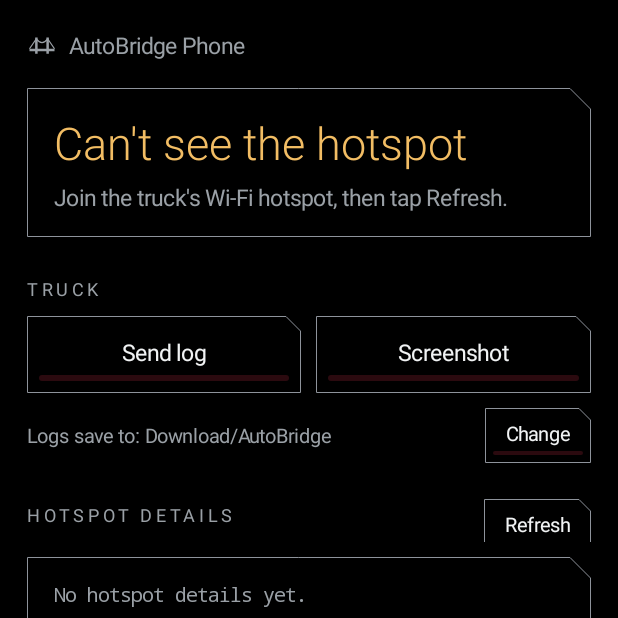
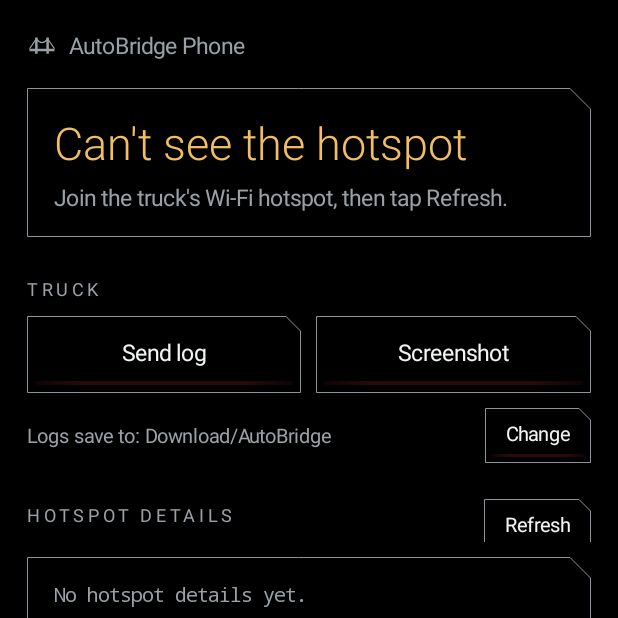
Before and after one commit to vlad8110/AutoBridge, an Android app: the screen it shows after launch (MainActivity), on a phone screen of 412 x 824 dp, the top half of it. Run offline under Robolectric (Android 15) with nearby library versions, the phone set to English and light mode, and no system bars; Roboto replaces fonts that are not available here.

Commit message:
release: 0.8.7 (gear starts in the bottom bar, layout names from the truck, Sierra EV Denali, phone lamps match)

```diff
--- a/app/src/main/java/dev/autobridge/BridgeService.kt
+++ b/app/src/main/java/dev/autobridge/BridgeService.kt
@@ -593,7 +593,10 @@ class BridgeService : Service() {
 
     private fun readCarInfo(props: CarPropertyManager): Array<String> {
         fun read(id: Int) = runCatching { props.getProperty<Any>(id, 0).value?.toString()?.trim() ?: "" }.getOrDefault("")
-        return arrayOf(read(VehiclePropertyIds.INFO_MAKE), read(VehiclePropertyIds.INFO_MODEL), read(VehiclePropertyIds.INFO_MODEL_YEAR))
+        val make = read(VehiclePropertyIds.INFO_MAKE)
+        // GM reports its internal code: name the truck the way the owner would.
+        val model = read(VehiclePropertyIds.INFO_MODEL).let { if (it == "BT1CG") "Sierra EV Denali" else it }
+        return arrayOf(make, model, read(VehiclePropertyIds.INFO_MODEL_YEAR))
             .also { Log.i(TAG, "truck for Android Auto: ${it.joinToString(" ").ifBlank { "not shared" }}") }
     }
 
--- a/app/src/main/java/dev/autobridge/Display.kt
+++ b/app/src/main/java/dev/autobridge/Display.kt
@@ -88,9 +88,9 @@ object Display {
         val tall = h >= 900 && ratio < 1.2
         return when {
             w >= 1240 && w > h && (ratio >= 1.67 || !tall) -> "Map beside cards"
-            tall -> "Map on top"
+            tall -> "Map on top, big cards"
             w >= 880 && ratio >= 1.67 -> "Map and side bar"
-            h >= 680 -> "Map and one card"
+            h >= 680 -> "Map on top, two cards"  // seen in the truck: 2012x1710 at 400
             else -> "One app at a time"
         }
     }
--- a/phone/src/main/java/dev/autobridge/phone/MainActivity.kt
+++ b/phone/src/main/java/dev/autobridge/phone/MainActivity.kt
@@ -55,7 +55,7 @@ class MainActivity : Activity() {
         text = label; gravity = Gravity.CENTER; maxLines = 1
         if (bold) typeface = Typeface.create("sans-serif-medium", Typeface.NORMAL)
         if (small) setPadding(dp(14), dp(8), dp(14), dp(11)) else setPadding(dp(16), dp(14), dp(16), dp(17))
-        val d = Chamfer(BLACK, OUTLINE, dp(if (small) 8 else 10).toFloat(), dp(1).toFloat()).apply { lamp = dp(if (small) 3 else 4).toFloat() }
+        val d = Chamfer(BLACK, OUTLINE, dp(if (small) 8 else 10).toFloat(), dp(1).toFloat()).apply { lamp = dp(if (small) 2 else 3).toFloat() /* thin, like the truck's */ }
         background = d
         val off = Runnable { d.lit = false; d.invalidateSelf() }
         setOnTouchListener { v, e ->
@@ -285,8 +285,14 @@ class MainActivity : Activity() {
             p.style = Paint.Style.STROKE; p.strokeWidth = w; p.color = stroke; c.drawPath(path, p)
             if (lamp > 0f) {
                 val inset = lamp * 2
-                p.style = Paint.Style.FILL; p.color = if (lit) LAMP_ON else LAMP_OFF
-                c.drawRoundRect(b.left + inset, b.bottom - inset - lamp, b.right - inset, b.bottom - inset, lamp / 2, lamp / 2, p)
+                val color = if (lit) LAMP_ON else LAMP_OFF
+                val l = b.left + inset; val r = b.right - inset
+                // A real lamp dims where its curved lens turns away at each end (as the truck app's lamps).
+                val dim = (color and 0xFFFFFF) or 0x55000000
+                p.style = Paint.Style.FILL
+                p.shader = android.graphics.LinearGradient(l, 0f, r, 0f, intArrayOf(dim, color, color, dim), floatArrayOf(0f, 0.2f, 0.8f, 1f), android.graphics.Shader.TileMode.CLAMP)
+                c.drawRoundRect(l, b.bottom - inset - lamp, r, b.bottom - inset, lamp / 2, lamp / 2, p)
+                p.shader = null
             }
         }
         override fun setAlpha(alpha: Int) {}
@@ -304,7 +310,7 @@ class MainActivity : Activity() {
         const val DIM = 0xFF5F6368.toInt()
         const val OUTLINE = 0xFF8E939B.toInt()
         const val LAMP_OFF = 0xFF2B0A0F.toInt()
-        const val LAMP_ON = 0xFFFF2A45.toInt()
+        const val LAMP_ON = 0xFFE8243C.toInt()  // a tad below full red, as the truck app
         const val GREEN = 0xFF81C995.toInt()
         const val AMBER = 0xFFF2BD64.toInt()
     }
```
Also changed, not shown: app/src/main/java/dev/autobridge/SettingsDot.kt (+5 -3 lines), 3 other files.
